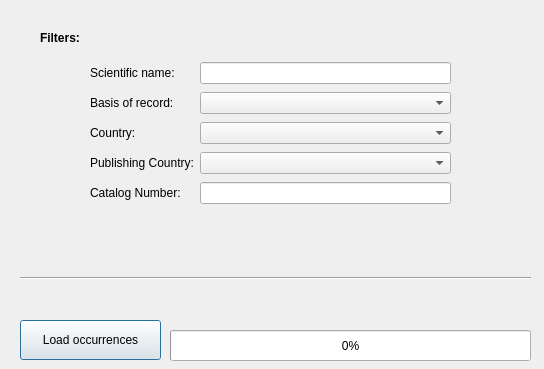
The window that GBIFOccurrences/qgis_occurrences_dialog_base.ui (BelgianBiodiversityPlatform/qgis-gbif-api) describes before a commit, drawn with Qt 5.
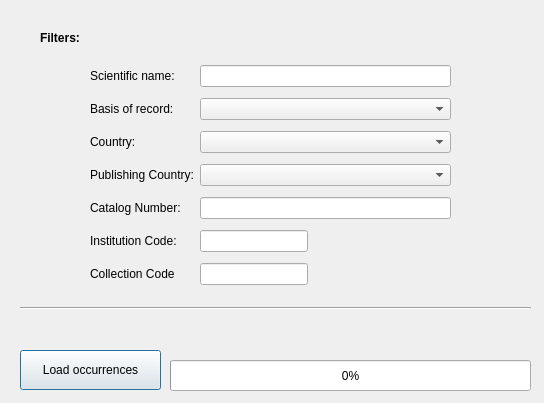
The same window after the commit.

Commit message: Added institution code and collection code filters.

The edit to the form file:
```diff
--- a/GBIFOccurrences/qgis_occurrences_dialog_base.ui
+++ b/GBIFOccurrences/qgis_occurrences_dialog_base.ui
@@ -7,7 +7,7 @@
     <x>0</x>
     <y>0</y>
     <width>544</width>
-    <height>369</height>
+    <height>403</height>
    </rect>
   </property>
   <property name="windowTitle">
@@ -17,7 +17,7 @@
    <property name="geometry">
     <rect>
      <x>170</x>
-     <y>330</y>
+     <y>360</y>
      <width>361</width>
      <height>31</height>
     </rect>
@@ -30,7 +30,7 @@
    <property name="geometry">
     <rect>
      <x>20</x>
-     <y>320</y>
+     <y>350</y>
      <width>141</width>
      <height>40</height>
     </rect>
@@ -55,7 +55,7 @@
    <property name="geometry">
     <rect>
      <x>30</x>
-     <y>300</y>
+     <y>330</y>
      <width>501</width>
      <height>20</height>
     </rect>
@@ -68,7 +68,7 @@
    <property name="geometry">
     <rect>
      <x>20</x>
-     <y>270</y>
+     <y>300</y>
      <width>511</width>
      <height>16</height>
     </rect>
@@ -103,10 +103,44 @@
      <x>90</x>
      <y>60</y>
      <width>361</width>
-     <height>151</height>
+     <height>234</height>
     </rect>
    </property>
    <layout class="QGridLayout" name="gridLayout">
+    <item row="3" column="0">
+     <widget class="QLabel" name="label_6">
+      <property name="text">
+       <string>Publishing Country:</string>
+      </property>
+     </widget>
+    </item>
+    <item row="5" column="1">
+     <widget class="QLineEdit" name="institutionCodeField">
+      <property name="sizePolicy">
+       <sizepolicy hsizetype="Fixed" vsizetype="Fixed">
+        <horstretch>0</horstretch>
+        <verstretch>0</verstretch>
+       </sizepolicy>
+      </property>
+     </widget>
+    </item>
+    <item row="6" column="0">
+     <widget class="QLabel" name="label_8">
+      <property name="text">
+       <string>Collection Code</string>
+      </property>
+     </widget>
+    </item>
+    <item row="5" column="0">
+     <widget class="QLabel" name="label_7">
+      <property name="text">
+       <string>Institution Code:</string>
+      </property>
+     </widget>
+    </item>
+    <item row="3" column="1">
+     <widget class="QComboBox" name="publishingCountryComboBox"/>
+    </item>
     <item row="0" column="0">
      <widget class="QLabel" name="label">
       <property name="text">
@@ -147,16 +181,16 @@
     <item row="4" column="1">
      <widget class="QLineEdit" name="catalogNumberField"/>
     </item>
-    <item row="3" column="0">
-     <widget class="QLabel" name="label_6">
-      <property name="text">
-       <string>Publishing Country:</string>
+    <item row="6" column="1">
+     <widget class="QLineEdit" name="collectionCodeField">
+      <property name="sizePolicy">
+       <sizepolicy hsizetype="Fixed" vsizetype="Fixed">
+        <horstretch>0</horstretch>
+        <verstretch>0</verstretch>
+       </sizepolicy>
       </property>
      </widget>
     </item>
-    <item row="3" column="1">
-     <widget class="QComboBox" name="publishingCountryComboBox"/>
-    </item>
    </layout>
   </widget>
   <zorder>layoutWidget</zorder>
```
The commit also changes 6 other files.
